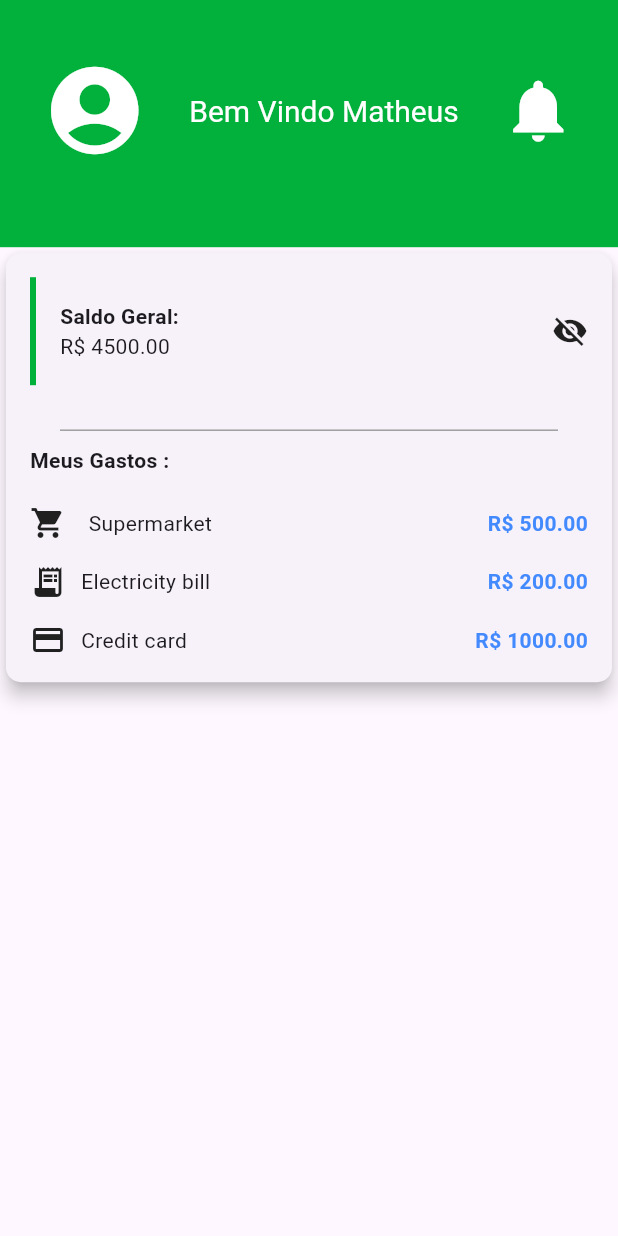
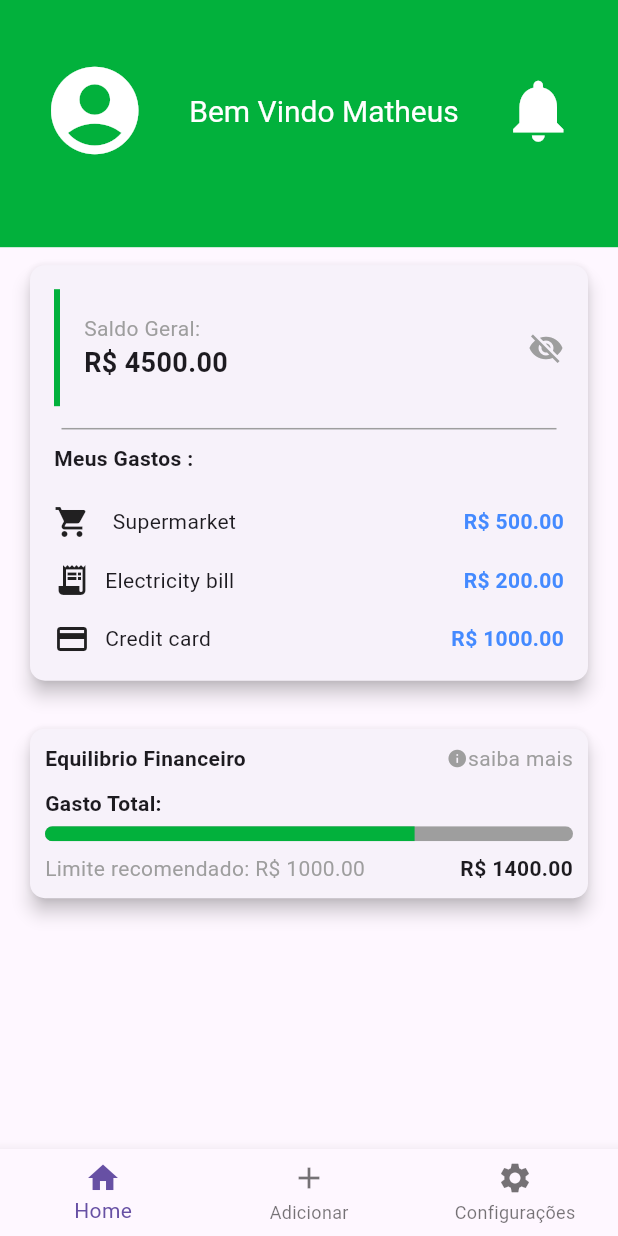
Before and after one commit to Ma1heusSantos/GranaGuru, a Flutter app: the screen it shows after launch, on a phone screen of 412 x 824 dp. Run offline on Flutter 3.47's test engine with Material 3 defaults, Android fonts, the phone set to English and light mode, and no system bars.

Commit message:
feat: adicionando novo card e a bottomNavigationBar

```diff
--- a/lib/main.dart
+++ b/lib/main.dart
@@ -43,9 +43,30 @@ class MyApp extends StatelessWidget {
             ),
           ),
         ),
-        body: const MyCard(
+        body: Column(
+          children: [
+            MyCard(
               greeting: '',
               balance: '',
+            ),
+            cardEquilibrio()
+          ],
+        ),
+        bottomNavigationBar: BottomNavigationBar(
+          items: const <BottomNavigationBarItem>[
+            BottomNavigationBarItem(
+              icon: Icon(Icons.home),
+              label: 'Home',
+            ),
+            BottomNavigationBarItem(
+              icon: Icon(Icons.add),
+              label: 'Adicionar',
+            ),
+            BottomNavigationBarItem(
+              icon: Icon(Icons.settings),
+              label: 'Configurações',
+            ),
+          ],
         ),
       ),
     );
@@ -56,7 +77,7 @@ class MyCard extends StatelessWidget {
   final String greeting;
   final String balance;
 
-  const MyCard({
+  MyCard({
     Key? key,
     required this.greeting,
     required this.balance,
@@ -64,7 +85,9 @@ class MyCard extends StatelessWidget {
 
   @override
   Widget build(BuildContext context) {
-    return Card(
+    return Padding(
+      padding: EdgeInsets.symmetric(vertical: 8.0, horizontal: 16.0),
+      child: Card(
         shape: RoundedRectangleBorder(
           borderRadius: BorderRadius.circular(10),
         ),
@@ -95,9 +118,12 @@ class MyCard extends StatelessWidget {
                               children: [
                                 Text(
                                   "Saldo Geral:",
-                                style: TextStyle(fontWeight: FontWeight.bold),
+                                  style: TextStyle(color: Colors.grey),
                                 ),
-                              Text("R\$ 4500.00"),
+                                Text("R\$ 4500.00",
+                                    style: TextStyle(
+                                        fontWeight: FontWeight.bold,
+                                        fontSize: 18)),
                               ],
                             )
                           ],
@@ -105,17 +131,19 @@ class MyCard extends StatelessWidget {
                       )
                     ],
                   ),
-                Icon(Icons.visibility_off)
+                  Icon(
+                    Icons.visibility_off,
+                    color: Colors.grey,
+                  )
                 ],
               ),
-            SizedBox(
-                height: 20), // Espaço entre o container e a linha horizontal
+              SizedBox(height: 5),
               Divider(
                 color: Colors.grey,
                 height: 20,
                 thickness: 1,
-              indent: 20,
-              endIndent: 20,
+                indent: 5,
+                endIndent: 5,
               ),
               Row(
                 crossAxisAlignment: CrossAxisAlignment.start,
@@ -183,6 +211,89 @@ class MyCard extends StatelessWidget {
             ],
           ),
         ),
+      ),
     );
   }
 }
+
+class cardEquilibrio extends StatelessWidget {
+  cardEquilibrio({
+    Key? key,
+  }) : super(key: key);
+
+  @override
+  Widget build(BuildContext context) {
+    return Padding(
+        padding: EdgeInsets.all(16.0),
+        child: Card(
+          shape:
+              RoundedRectangleBorder(borderRadius: BorderRadius.circular(10)),
+          elevation: 5,
+          child: Padding(
+            padding: EdgeInsets.all(10.0),
+            child: Column(
+              children: [
+                Row(
+                  mainAxisAlignment: MainAxisAlignment.spaceBetween,
+                  children: [
+                    Text("Equilibrio Financeiro",
+                        style: TextStyle(fontWeight: FontWeight.bold)),
+                    Row(
+                      children: [
+                        Icon(Icons.info, color: Colors.grey, size: 14),
+                        Text(
+                          "saiba mais",
+                          style: TextStyle(color: Colors.grey),
+                        ),
+                      ],
+                    ),
+                  ],
+                ),
+                SizedBox(height: 10.0),
+                Row(
+                  mainAxisAlignment: MainAxisAlignment.start,
+                  children: [
+                    Text(
+                      "Gasto Total:",
+                      style: TextStyle(fontWeight: FontWeight.bold),
+                    )
+                  ],
+                ),
+                SizedBox(height: 5.0),
+                Row(
+                  mainAxisAlignment: MainAxisAlignment.start,
+                  children: [
+                    Expanded(
+                      child: ClipRRect(
+                        borderRadius: BorderRadius.circular(20),
+                        child: Container(
+                          constraints:
+                              BoxConstraints(minWidth: 100, minHeight: 10),
+                          child: LinearProgressIndicator(
+                            value: 0.7,
+                            color: Color.fromRGBO(2, 177, 60, 1),
+                            backgroundColor: Colors.grey,
+                          ),
+                        ),
+                      ),
+                    ),
+                  ],
+                ),
+                SizedBox(height: 8.0),
+                Row(
+                  mainAxisAlignment: MainAxisAlignment.spaceBetween,
+                  children: [
+                    Text(
+                      "Limite recomendado: R\$ 1000.00 ",
+                      style: TextStyle(color: Colors.grey),
+                    ),
+                    Text("R\$ 1400.00",
+                        style: TextStyle(fontWeight: FontWeight.bold)),
+                  ],
+                ),
+              ],
+            ),
+          ),
+        ));
+  }
+}
```
Lines whose indentation alone changed are shown as unchanged.
